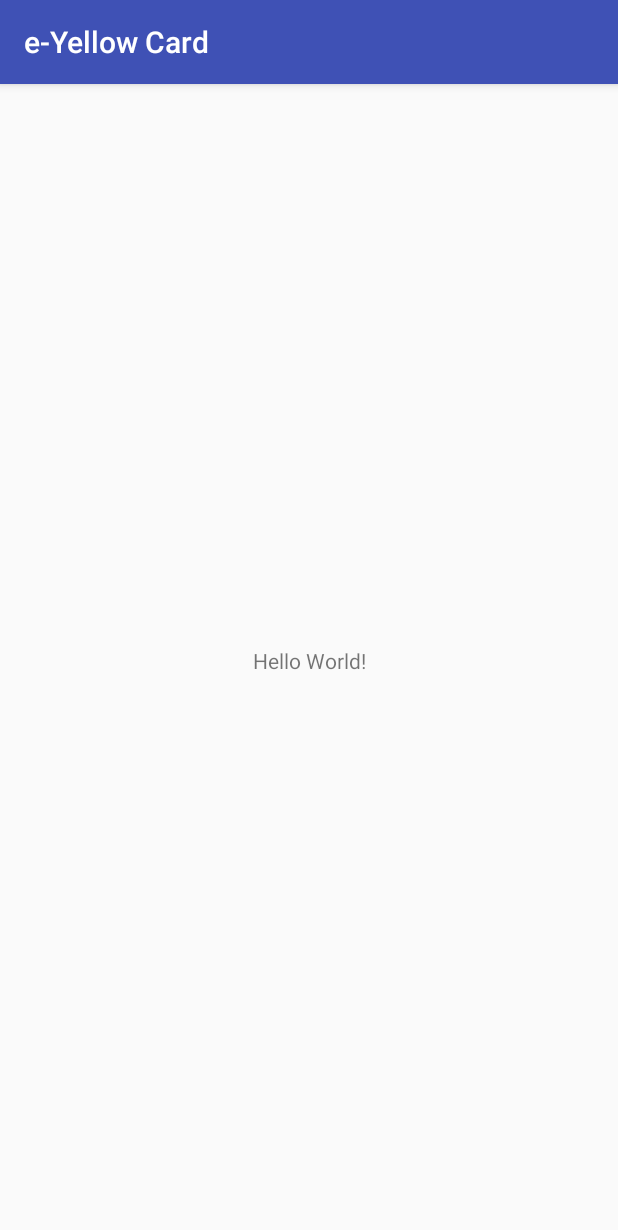
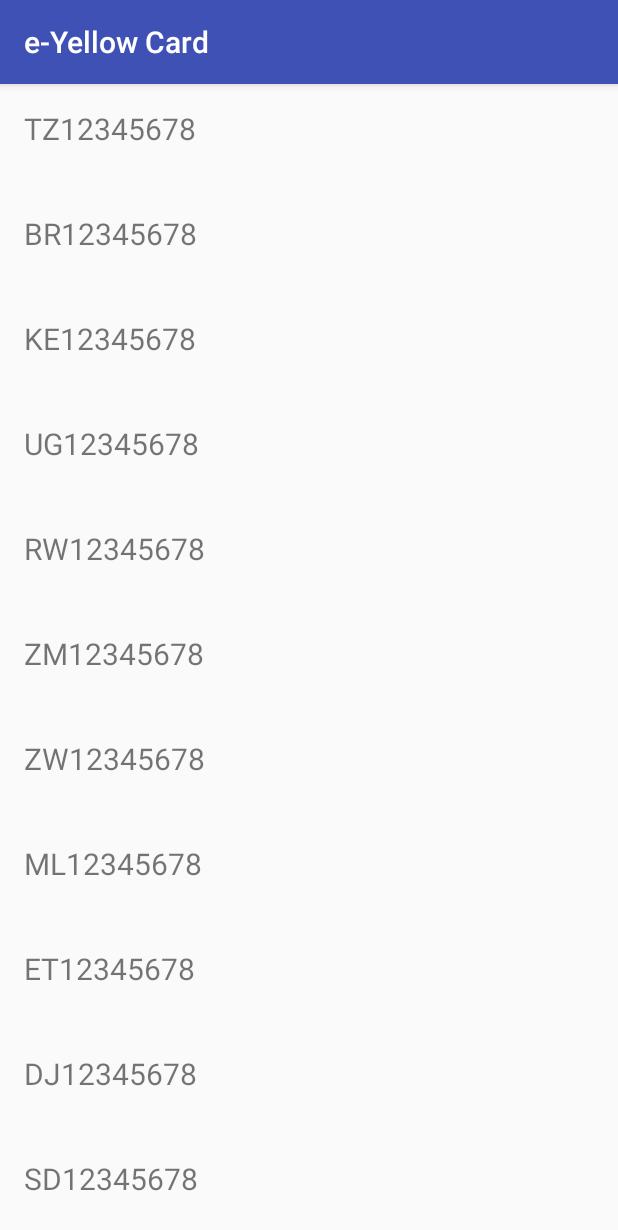
Before and after one commit to mtondolo/e-Yellow-Card, an Android app: the screen it shows after launch (MainActivity), on a phone screen of 412 x 824 dp. Shown: the top 1230 px of the screen. Run offline under Robolectric (Android 15) with nearby library versions, the phone set to English and light mode, and no system bars.

Commit message:
Create first layout

```diff
--- a/app/src/main/java/com/android/example/e_yellowcard/MainActivity.java
+++ b/app/src/main/java/com/android/example/e_yellowcard/MainActivity.java
@@ -2,12 +2,36 @@ package com.android.example.e_yellowcard;
 
 import android.support.v7.app.AppCompatActivity;
 import android.os.Bundle;
+import android.widget.TextView;
 
 public class MainActivity extends AppCompatActivity {
+
+    private TextView mYCListTextView;
 
     @Override
     protected void onCreate(Bundle savedInstanceState) {
         super.onCreate(savedInstanceState);
         setContentView(R.layout.activity_main);
+
+        /*
+         * Using findViewById, we get a reference to our TextView from xml. This allows us to
+         * do things like set the text of the TextView.
+         */
+        mYCListTextView = (TextView) findViewById(R.id.tv_yc);
+
+        /*
+         * This String array contains yellow card numbers.
+         *
+         */
+        String[] ycNumber = YellowCard.getYellowCardNumber();
+
+        /*
+         * Iterate through the array and append the Strings to the TextView. The purpose of
+         * the "\n\n\n" after the String is to give visual separation between each String in the
+         * TextView.
+         */
+        for (String yellowCardNumber : ycNumber) {
+            mYCListTextView.append(yellowCardNumber + "\n\n\n");
+        }
     }
 }
--- /dev/null
+++ b/app/src/main/java/com/android/example/e_yellowcard/YellowCard.java
@@ -0,0 +1,26 @@
+package com.android.example.e_yellowcard;
+
+public class YellowCard {
+
+    /**
+     * This method returns a list of new headlines.
+     *
+     * @return A list of news head lines
+     */
+    public static String[] getYellowCardNumber() {
+        return new String[]{
+                "TZ12345678",
+                "BR12345678",
+                "KE12345678",
+                "UG12345678",
+                "RW12345678",
+                "ZM12345678",
+                "ZW12345678",
+                "ML12345678",
+                "ET12345678",
+                "DJ12345678",
+                "SD12345678",
+                "ER12345678",
+        };
+    }
+}
--- a/app/src/main/res/layout/activity_main.xml
+++ b/app/src/main/res/layout/activity_main.xml
@@ -1,18 +1,28 @@
-<?xml version="1.0" encoding="utf-8"?>
-<android.support.constraint.ConstraintLayout xmlns:android="http://schemas.android.com/apk/res/android"
-    xmlns:app="http://schemas.android.com/apk/res-auto"
-    xmlns:tools="http://schemas.android.com/tools"
+<?xml version="1.0" encoding="utf-8"?><!--
+     Copyright (C) 2016 The Android Open Source Project
+     Licensed under the Apache License, Version 2.0 (the "License");
+     you may not use this file except in compliance with the License.
+     You may obtain a copy of the License at
+          http://www.apache.org/licenses/LICENSE-2.0
+     Unless required by applicable law or agreed to in writing, software
+     distributed under the License is distributed on an "AS IS" BASIS,
+     WITHOUT WARRANTIES OR CONDITIONS OF ANY KIND, either express or implied.
+     See the License for the specific language governing permissions and
+     limitations under the License.
+-->
+<FrameLayout xmlns:android="http://schemas.android.com/apk/res/android"
     android:layout_width="match_parent"
-    android:layout_height="match_parent"
-    tools:context=".MainActivity">
+    android:layout_height="match_parent">
 
-    <TextView
-        android:layout_width="wrap_content"
-        android:layout_height="wrap_content"
-        android:text="Hello World!"
-        app:layout_constraintBottom_toBottomOf="parent"
-        app:layout_constraintLeft_toLeftOf="parent"
-        app:layout_constraintRight_toRightOf="parent"
-        app:layout_constraintTop_toTopOf="parent" />
+    <ScrollView
+        android:layout_width="match_parent"
+        android:layout_height="wrap_content">
 
-</android.support.constraint.ConstraintLayout>
+        <TextView
+            android:id="@+id/tv_yc"
+            android:layout_width="wrap_content"
+            android:layout_height="wrap_content"
+            android:padding="16dp"
+            android:textSize="20sp" />
+    </ScrollView>
+</FrameLayout>
```
Also changed, not shown: app/src/main/res/values-w820dp/dimens.xml (added, +18 -0 lines), app/src/main/res/values/dimens.xml (added, +17 -0 lines).
